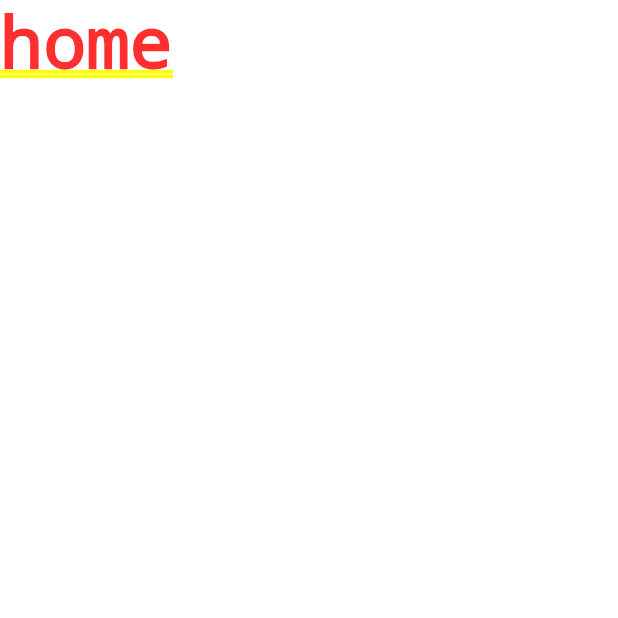
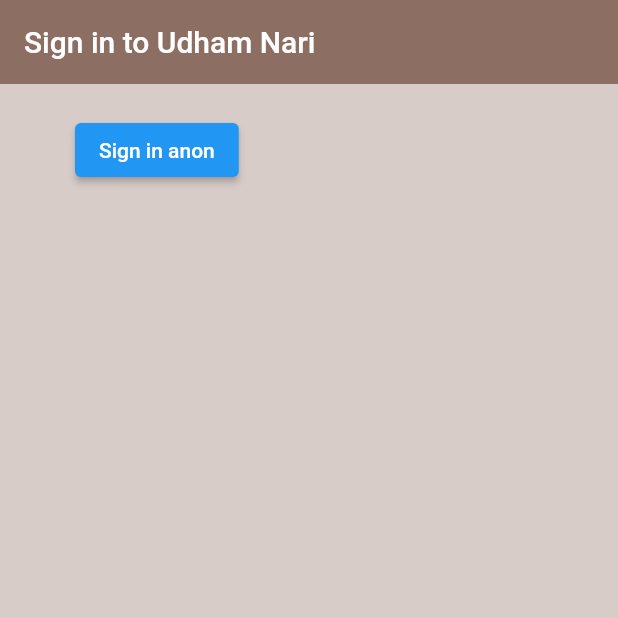
Before and after one commit to nepali-rakshya/chat_application_IT_Project, a Flutter app: the screen it shows after launch, on a phone screen of 412 x 824 dp, the top half of it. Run offline on Flutter 3.47's test engine with Material 2 defaults, Android fonts, the phone set to English and light mode, and no system bars; our stand-ins replace firebase_auth; accounts and stored records are empty.

Commit message:
first commit

```diff
--- a/lib/screens/authenticate/authenticate.dart
+++ b/lib/screens/authenticate/authenticate.dart
@@ -1,4 +1,5 @@
 import 'package:flutter/material.dart';
+import 'package:flutter_demo/screens/authenticate/sign_in.dart';
 
 class Authenticate extends StatefulWidget {
   @override
@@ -9,7 +10,7 @@ class _AuthenticateState extends State<Authenticate> {
   @override
   Widget build(BuildContext context) {
     return Container(
-      child: Text('authenticate'),
+      child: SignIn(),
     );
   }
 }
--- /dev/null
+++ b/lib/screens/authenticate/sign_in.dart
@@ -0,0 +1,27 @@
+import 'package:flutter/material.dart';
+
+class SignIn extends StatefulWidget {
+  @override
+  _SignInState createState() => _SignInState();
+}
+
+class _SignInState extends State<SignIn> {
+  @override
+  Widget build(BuildContext context) {
+    return Scaffold(
+      backgroundColor: Colors.brown[100],
+      appBar: AppBar(
+        backgroundColor: Colors.brown[400],
+        elevation: 0.0,
+        title: Text('Sign in to Udham Nari'),
+      ),
+      body: Container(
+        padding: EdgeInsets.symmetric(vertical: 20.0, horizontal: 50.0),
+        child: ElevatedButton(
+          child: Text('Sign in anon'),
+          onPressed: () async {},
+        ),
+      ),
+    );
+  }
+}
--- a/lib/screens/wrapper.dart
+++ b/lib/screens/wrapper.dart
@@ -6,6 +6,6 @@ class Wrapper extends StatelessWidget {
   @override
   Widget build(BuildContext context) {
 // return either Home or Authenticate widget
-    return Home(); // whatever you return here is shown on the home screen
+    return Authenticate(); // whatever you return here is shown on the home screen
   }
 }
```
Also changed, not shown: lib/services/auth.dart (added, +30 -0 lines).
